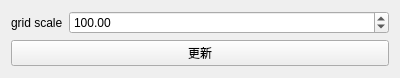
Before: the Qt Designer form DirectX11Test/Src/Plugin/Module/GridSetting.ui in LobeliaSnow/PyQt5-Tool-Create, drawn with Qt 5.
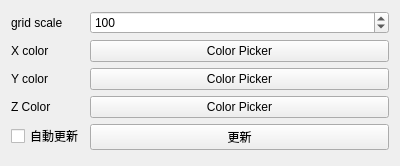
After: the same form once the commit is applied.

Patch:
```diff
--- a/DirectX11Test/Src/Plugin/Module/GridSetting.ui
+++ b/DirectX11Test/Src/Plugin/Module/GridSetting.ui
@@ -7,7 +7,7 @@
     <x>0</x>
     <y>0</y>
     <width>400</width>
-    <height>78</height>
+    <height>166</height>
    </rect>
   </property>
   <property name="windowTitle">
@@ -21,23 +21,72 @@
      </property>
     </widget>
    </item>
+   <item row="1" column="0">
+    <widget class="QLabel" name="label_2">
+     <property name="text">
+      <string>X color</string>
+     </property>
+    </widget>
+   </item>
+   <item row="1" column="1">
+    <widget class="QPushButton" name="pushButton_2">
+     <property name="text">
+      <string>Color Picker</string>
+     </property>
+    </widget>
+   </item>
+   <item row="2" column="0">
+    <widget class="QLabel" name="label_3">
+     <property name="text">
+      <string>Y color</string>
+     </property>
+    </widget>
+   </item>
+   <item row="2" column="1">
+    <widget class="QPushButton" name="pushButton_3">
+     <property name="text">
+      <string>Color Picker</string>
+     </property>
+    </widget>
+   </item>
+   <item row="3" column="0">
+    <widget class="QLabel" name="label_4">
+     <property name="text">
+      <string>Z Color</string>
+     </property>
+    </widget>
+   </item>
+   <item row="3" column="1">
+    <widget class="QPushButton" name="pushButton_4">
+     <property name="text">
+      <string>Color Picker</string>
+     </property>
+    </widget>
+   </item>
+   <item row="5" column="0">
+    <widget class="QCheckBox" name="checkBox">
+     <property name="text">
+      <string>自動更新</string>
+     </property>
+    </widget>
+   </item>
+   <item row="5" column="1">
+    <widget class="QPushButton" name="pushButton">
+     <property name="text">
+      <string>更新</string>
+     </property>
+    </widget>
+   </item>
    <item row="0" column="1">
-    <widget class="QDoubleSpinBox" name="doubleSpinBox">
+    <widget class="QSpinBox" name="spinBox">
      <property name="minimum">
-      <double>10.000000000000000</double>
+      <number>10</number>
      </property>
      <property name="maximum">
-      <double>10000.000000000000000</double>
+      <number>1000</number>
      </property>
      <property name="value">
-      <double>100.000000000000000</double>
-     </property>
-    </widget>
-   </item>
-   <item row="1" column="0" colspan="2">
-    <widget class="QPushButton" name="pushButton">
-     <property name="text">
-      <string>更新</string>
+      <number>100</number>
      </property>
     </widget>
    </item>
```
